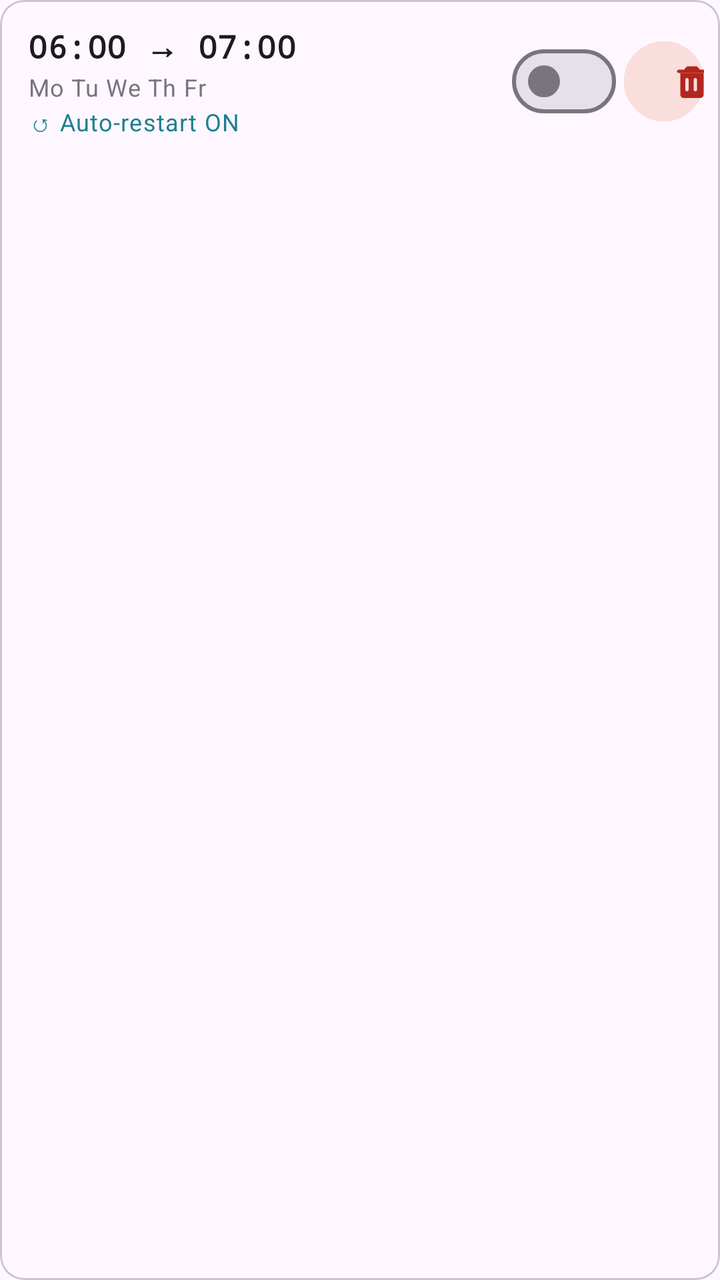
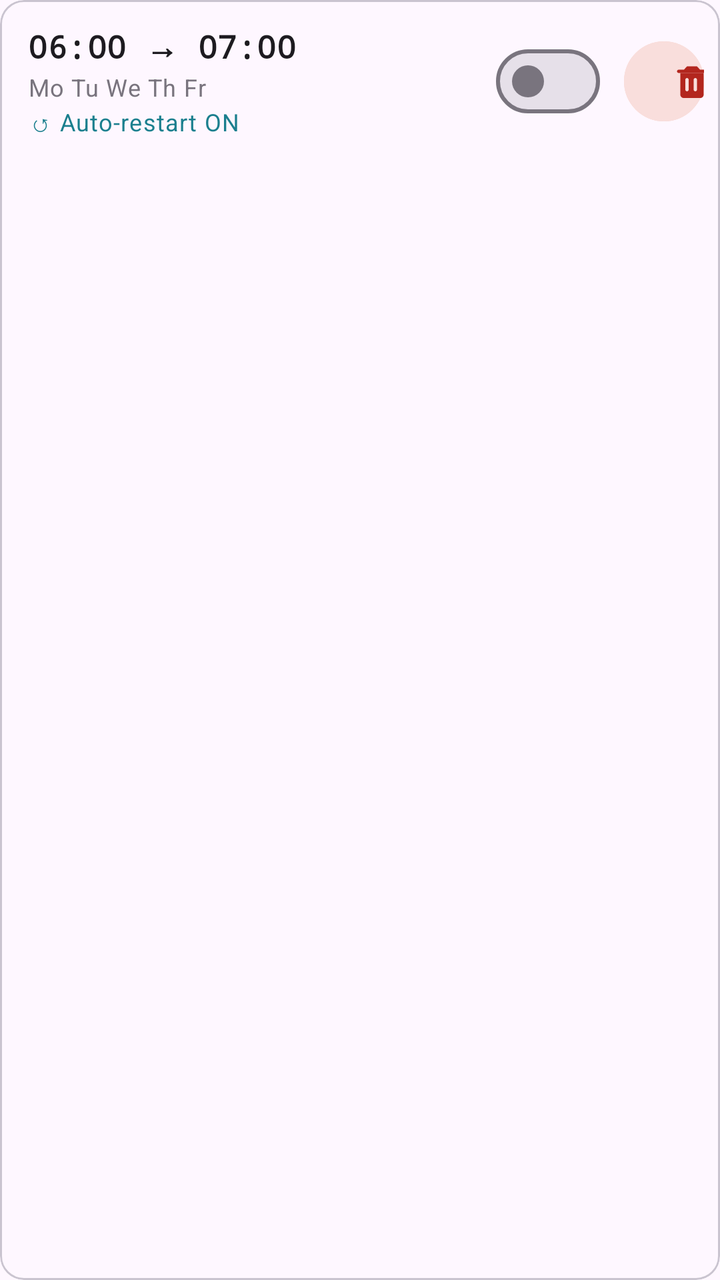

The first picture is an Android layout as it rendered before a commit; the second is the same layout after the commit. The layout source and the unified diff follow.
<!-- AndroidManifest.xml: application theme Theme.MotorDrive -->
<!-- res/layout/item_schedule.xml -->
<?xml version="1.0" encoding="utf-8"?>
<com.google.android.material.card.MaterialCardView
    xmlns:android="http://schemas.android.com/apk/res/android"
    xmlns:app="http://schemas.android.com/apk/res-auto"
    android:layout_width="match_parent"
    android:layout_height="wrap_content"
    app:cardElevation="0dp"
    app:cardCornerRadius="12dp"
    app:strokeColor="?attr/colorOutlineVariant"
    app:strokeWidth="1dp"
    android:layout_marginBottom="8dp">

    <LinearLayout
        android:layout_width="match_parent"
        android:layout_height="wrap_content"
        android:orientation="horizontal"
        android:gravity="center_vertical"
        android:paddingStart="14dp"
        android:paddingEnd="8dp"
        android:paddingVertical="12dp">

        
        <LinearLayout
            android:layout_width="0dp"
            android:layout_height="wrap_content"
            android:layout_weight="1"
            android:orientation="vertical">

            <TextView
                android:id="@+id/tvScheduleTime"
                android:layout_width="wrap_content"
                android:layout_height="wrap_content"
                android:text="06:00 → 07:00"
                android:textAppearance="?attr/textAppearanceTitleMedium"
                android:textStyle="bold"
                android:fontFamily="monospace" />

            <TextView
                android:id="@+id/tvScheduleDays"
                android:layout_width="wrap_content"
                android:layout_height="wrap_content"
                android:text="Mo Tu We Th Fr"
                android:textAppearance="?attr/textAppearanceBodySmall"
                android:textColor="?attr/colorOutline"
                android:layout_marginTop="1dp" />

            <TextView
                android:id="@+id/tvAutoRestart"
                android:layout_width="wrap_content"
                android:layout_height="wrap_content"
                android:text="↺ Auto-restart ON"
                android:textAppearance="?attr/textAppearanceBodySmall"
                android:textColor="?attr/colorPrimary"
                android:layout_marginTop="1dp" />
        </LinearLayout>

        
        <com.google.android.material.materialswitch.MaterialSwitch
            android:id="@+id/switchEnabled"
            android:layout_width="wrap_content"
            android:layout_height="wrap_content"
            android:layout_marginEnd="4dp" />

        
        <com.google.android.material.button.MaterialButton
            android:id="@+id/btnDelete"
            android:layout_width="40dp"
            android:layout_height="40dp"
            app:icon="@drawable/ic_delete"
            app:iconSize="20dp"
            app:iconPadding="0dp"
            app:iconTint="?attr/colorError"
            android:insetTop="0dp"
            android:insetBottom="0dp"
            app:cornerRadius="20dp"
            app:strokeColor="?attr/colorErrorContainer"
            app:strokeWidth="1dp"
            android:backgroundTint="?attr/colorErrorContainer"
            style="@style/Widget.Material3.Button.OutlinedButton" />

    </LinearLayout>
</com.google.android.material.card.MaterialCardView>
<!-- resources referenced by this layout -->
<resources>
  <!-- drawable ic_delete (drawable) -->
  <?xml version="1.0" encoding="utf-8"?>
  <vector xmlns:android="http://schemas.android.com/apk/res/android"
      android:width="20dp"
      android:height="20dp"
      android:viewportWidth="24"
      android:viewportHeight="24">
    
    <path
        android:fillColor="@android:color/white"
        android:pathData="M9,3L7.17,5H4C3.45,5 3,5.45 3,6s0.45,1 1,1h16c0.55,0 1,-0.45 1,-1s-0.45,-1 -1,-1h-3.17L15,3H9z"/>
    
    <path
        android:fillColor="@android:color/white"
        android:pathData="M5,7v13c0,1.1 0.9,2 2,2h10c1.1,0 2,-0.9 2,-2V7H5z
                M10,17c0,0.55 -0.45,1 -1,1s-1,-0.45 -1,-1v-6c0,-0.55 0.45,-1 1,-1s1,0.45 1,1v6z
                M15,17c0,0.55 -0.45,1 -1,1s-1,-0.45 -1,-1v-6c0,-0.55 0.45,-1 1,-1s1,0.45 1,1v6z"/>
  </vector>
  <style name="Theme.MotorDrive" parent="Theme.Material3.DayNight.NoActionBar">
          <item name="colorPrimary">@color/md_theme_seed</item>
          <item name="colorOnPrimary">#FFFFFF</item>
          <item name="colorPrimaryContainer">#CBE9ED</item>
          <item name="colorOnPrimaryContainer">#001F26</item>
          <item name="colorSecondary">#1A3A5C</item>
          <item name="colorOnSecondary">#FFFFFF</item>
          
          <item name="android:statusBarColor">@android:color/transparent</item>
          <item name="android:navigationBarColor">?attr/colorSurface</item>
          <item name="android:windowLightStatusBar">false</item>
      </style>
  <color name="md_theme_seed">#1B7F8E</color>
</resources>

<!-- the commit's change to res/layout/item_schedule.xml (unified diff, before → after) -->
@@ -59,7 +59,7 @@
             android:id="@+id/switchEnabled"
             android:layout_width="wrap_content"
             android:layout_height="wrap_content"
-            android:layout_marginEnd="4dp" />
+            android:layout_marginEnd="12dp" />
 
         
         <com.google.android.material.button.MaterialButton
